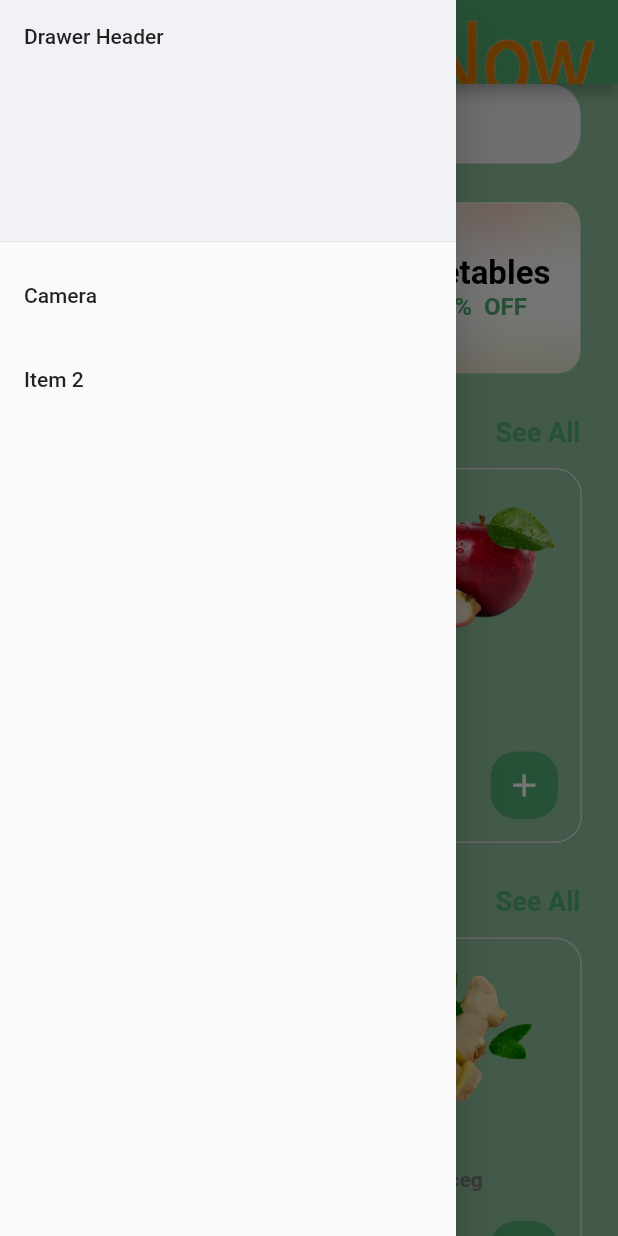
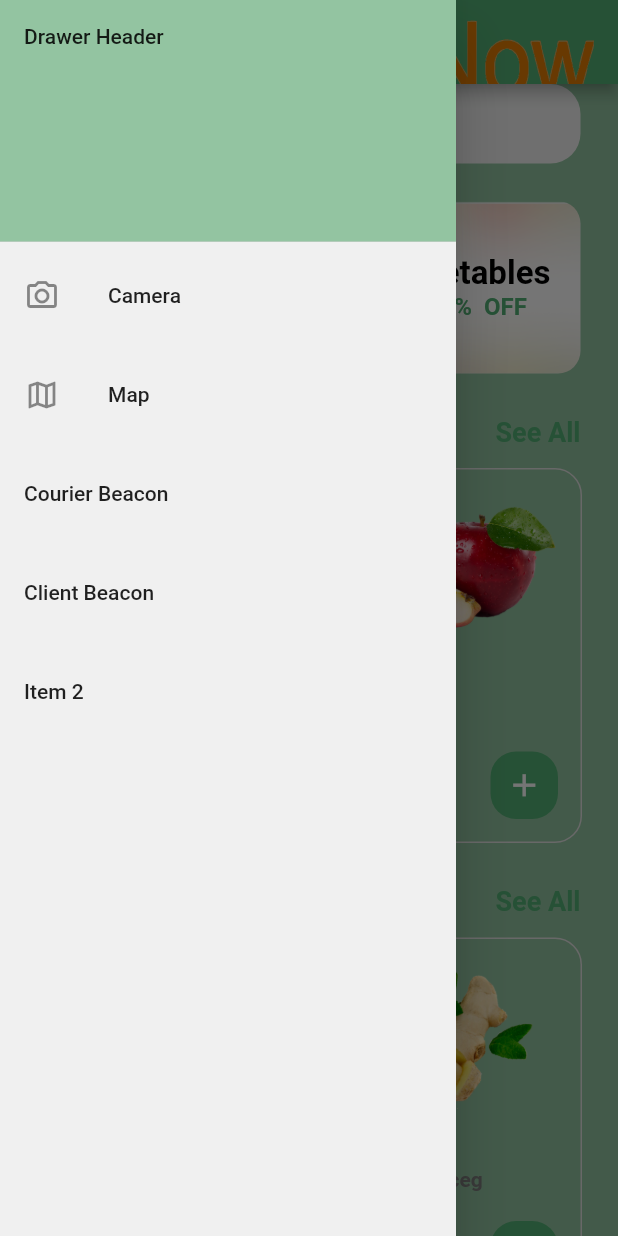
Before and after one commit to GroNowICM/GroNow, a Flutter app: the HomeScreen screen opened directly, with the side drawer open, on a phone screen of 412 x 824 dp. Run offline on Flutter 3.47's test engine with Material 2 defaults, Android fonts, the phone set to English and light mode, and no system bars; our stand-ins replace camera, email_validator, flutter_blue, flutter_svg, google_maps_flutter, location and 2 more; missing offline and left inert: qr_code_scanner; accounts and stored records are empty.

Commit message:
working on drawer

```diff
--- a/gronow/lib/screens/home/home_screen.dart
+++ b/gronow/lib/screens/home/home_screen.dart
@@ -1,11 +1,20 @@
+import 'dart:developer';
+
 import 'package:flutter/material.dart';
+import 'package:flutter_blue/flutter_blue.dart';
+import 'package:gronow/helpers/bluetooth.dart';
 import 'package:gronow/models/grocery_item.dart';
+import 'package:gronow/screens/map/map.dart';
 import 'package:gronow/screens/product_details/product_details_screen.dart';
 import 'package:gronow/styles/colors.dart';
 import 'package:flutter_svg/flutter_svg.dart';
 import 'package:gronow/widgets/grocery_item_card_widget.dart';
 import 'package:gronow/widgets/search_bar_widget.dart';
-import 'package:gronow/screens/home/cameraScreen.dart';
+// import 'package:gronow/screens/home/cameraScreen.dart';
+import 'package:gronow/screens/beacon-courier/beacon.dart';
+import 'package:gronow/screens/beacon-client/beacon.dart';
+import 'package:permission_handler/permission_handler.dart';
+
 import 'grocery_featured_Item_widget.dart';
 import 'home_banner_widget.dart';
 
@@ -23,20 +32,26 @@ class HomeScreen extends StatelessWidget {
         ),
       ),
       drawer: Drawer(
+        backgroundColor: AppColors.lightGrey,
         // Add a ListView to the drawer. This ensures the user can scroll
         // through the options in the drawer if there isn't enough vertical
         // space to fit everything.
-        child: ListView(
-          // Important: Remove any padding from the ListView.
-          padding: EdgeInsets.zero,
+        child: SingleChildScrollView(
+          child: Column(
+            crossAxisAlignment: CrossAxisAlignment.stretch,
             children: [
               const DrawerHeader(
                 decoration: BoxDecoration(
-                color: Color.fromARGB(255, 240, 242, 245),
+                  color: AppColors.background,
                 ),
                 child: Text('Drawer Header'),
               ),
+              Wrap(
+                // Important: Remove any padding from the ListView.
+                runSpacing: 10,
+                children: [
                   ListTile(
+                    leading: const Icon(Icons.camera_alt_outlined),
                     title: const Text('Camera'),
                     onTap: () {
                       // Update the state of the app
@@ -44,7 +59,44 @@ class HomeScreen extends StatelessWidget {
                       // Then close the drawer
                       Navigator.of(context).pushReplacement(MaterialPageRoute(
                         builder: (BuildContext context) {
-                    return CameraScreen();
+                          return const Scaffold();
+                        },
+                      ));
+                    },
+                  ),
+                  ListTile(
+                    leading: const Icon(Icons.map_outlined),
+                    title: const Text('Map'),
+                    onTap: () {
+                      Navigator.of(context).push(MaterialPageRoute(
+                        builder: (context) {
+                          return const MapScreen();
+                        },
+                      ));
+                    },
+                  ),
+                  ListTile(
+                    title: const Text('Courier Beacon'),
+                    onTap: () {
+                      // Update the state of the app
+                      // ...
+                      // Then close the drawer
+                      Navigator.of(context).push(MaterialPageRoute(
+                        builder: (BuildContext context) {
+                          return CourierBeaconScreen();
+                        },
+                      ));
+                    },
+                  ),
+                  ListTile(
+                    title: const Text('Client Beacon'),
+                    onTap: () {
+                      // Update the state of the app
+                      // ...
+                      // Then close the drawer
+                      Navigator.of(context).push(MaterialPageRoute(
+                        builder: (BuildContext context) {
+                          return ClientBeaconScreen();
                         },
                       ));
                     },
@@ -59,6 +111,9 @@ class HomeScreen extends StatelessWidget {
                     },
                   ),
                 ],
+              ),
+            ],
+          ),
         ),
       ),
       body: SafeArea(
```
Also changed, not shown: gronow/lib/screens/map/map.dart (+13 -2 lines). Lines whose indentation alone changed are shown as unchanged.
